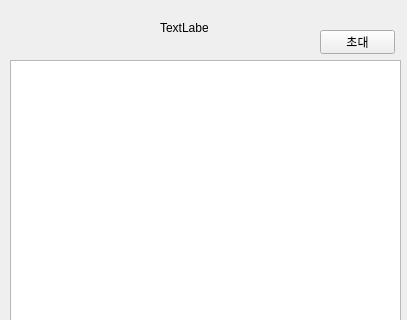
Above: src/client/gui/groupchatwindow.ui from TaehyunJeon0203/lanssenger before the change; both pictures show x 0 to 407 and y 0 to 320 of the 407 by 687 pixel window. Below: the same form after it.
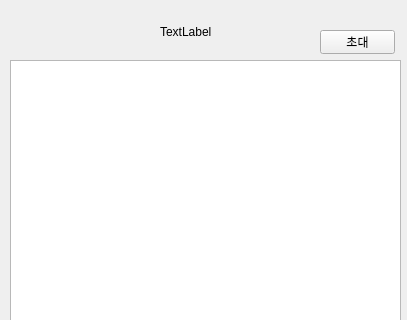
That is the form after the change.

Commit message: Feat: 방 생성 버튼 활성화

What changed in the file:
```diff
--- a/src/client/gui/groupchatwindow.ui
+++ b/src/client/gui/groupchatwindow.ui
@@ -64,8 +64,8 @@
     <rect>
      <x>160</x>
      <y>20</y>
-     <width>48</width>
-     <height>16</height>
+     <width>200</width>
+     <height>24</height>
     </rect>
    </property>
    <property name="text">
```
The commit also changes 3 other files.
